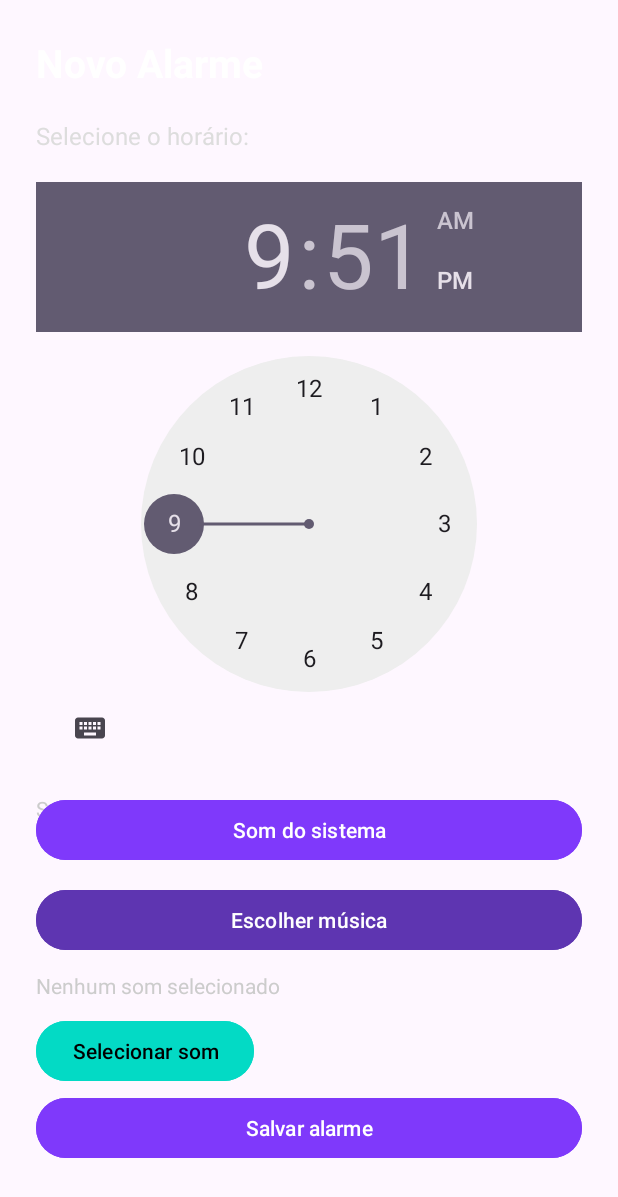
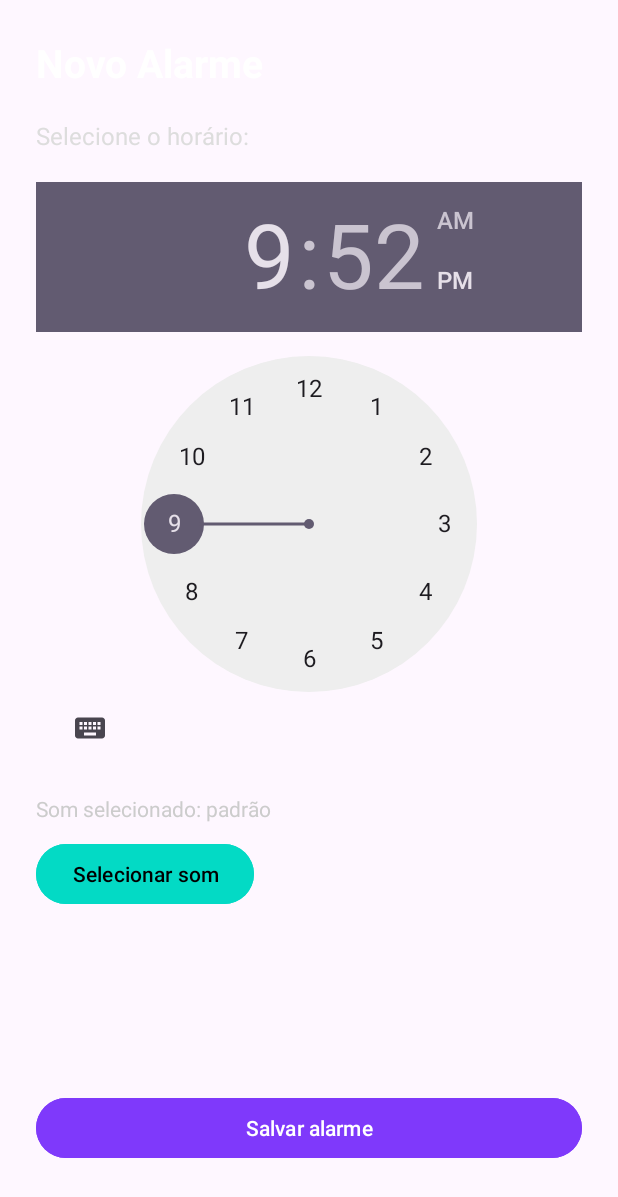
Before and after one commit to nosilleh/AlarmeMotivacional, an Android app: the screen it shows after launch (AddAlarmActivity), after a tap on an icon or button, on a phone screen of 412 x 824 dp. Shown: the top 1197 px of the screen. Run offline under Robolectric (Android 15) with nearby library versions, the phone set to English and light mode, and no system bars.

Commit message:
Persist alarm sound URI and display selection

```diff
--- a/app/src/main/java/com/example/alarmemotivacional/ui/alarms/AddAlarmActivity.kt
+++ b/app/src/main/java/com/example/alarmemotivacional/ui/alarms/AddAlarmActivity.kt
@@ -1,6 +1,7 @@
 package com.example.alarmemotivacional.ui.alarms
 
 import android.app.Activity
+import android.content.ContentResolver
 import android.content.Intent
 import android.media.RingtoneManager
 import android.net.Uri
@@ -15,9 +16,11 @@ import com.example.alarmemotivacional.R
 class AddAlarmActivity : AppCompatActivity() {
 
     private var somSelecionado: Uri? = null
+    private lateinit var textSoundSelected: TextView
 
     companion object {
         private const val REQUEST_PICK_RINGTONE = 1001
+        private const val KEY_SELECTED_SOUND_URI = "selected_sound_uri"
     }
 
     override fun onCreate(savedInstanceState: Bundle?) {
@@ -28,7 +31,10 @@ class AddAlarmActivity : AppCompatActivity() {
         val btnSave = findViewById<Button>(R.id.btnSaveAlarm)
 
         val btnSelectSound = findViewById<Button>(R.id.btnSelectSound)
-        val textSoundSelected = findViewById<TextView>(R.id.textSoundSelected)
+        textSoundSelected = findViewById(R.id.textSoundSelected)
+
+        somSelecionado = savedInstanceState?.getString(KEY_SELECTED_SOUND_URI)?.let { Uri.parse(it) }
+        atualizarLabelSom(somSelecionado)
 
         // ---------------- SELECTOR DE SOM NATIVO ----------------
         btnSelectSound.setOnClickListener {
@@ -88,11 +94,37 @@ class AddAlarmActivity : AppCompatActivity() {
 
             if (uri != null) {
                 somSelecionado = uri
+                persistirPermissaoUri(data, uri)
+                atualizarLabelSom(uri)
+            }
+        }
+    }
 
-                val textSound = findViewById<TextView>(R.id.textSoundSelected)
-                val title = RingtoneManager.getRingtone(this, uri).getTitle(this)
+    override fun onSaveInstanceState(outState: Bundle) {
+        outState.putString(KEY_SELECTED_SOUND_URI, somSelecionado?.toString())
+        super.onSaveInstanceState(outState)
+    }
 
-                textSound.text = "Som selecionado: $title"
+    private fun atualizarLabelSom(uri: Uri?) {
+        val titulo = uri?.let { RingtoneManager.getRingtone(this, it)?.getTitle(this) }
+
+        textSoundSelected.text = when {
+            titulo != null -> getString(R.string.sound_selected_label, titulo)
+            uri != null -> getString(R.string.sound_unknown_label)
+            else -> getString(R.string.sound_default_label)
+        }
+    }
+
+    private fun persistirPermissaoUri(data: Intent?, uri: Uri) {
+        if (uri.scheme != ContentResolver.SCHEME_CONTENT) return
+
+        val flags = data?.flags ?: 0
+        if (flags and Intent.FLAG_GRANT_READ_URI_PERMISSION != 0) {
+            runCatching {
+                contentResolver.takePersistableUriPermission(
+                    uri,
+                    Intent.FLAG_GRANT_READ_URI_PERMISSION
+                )
             }
         }
     }
--- a/app/src/main/java/com/example/alarmemotivacional/ui/alarms/AlarmScheduler.kt
+++ b/app/src/main/java/com/example/alarmemotivacional/ui/alarms/AlarmScheduler.kt
@@ -45,6 +45,8 @@ class AlarmScheduler(private val context: Context) {
         val intent = Intent(context, AlarmService::class.java).apply {
             action = AlarmService.ACTION_START_ALARM
             putExtra(AlarmService.EXTRA_REQUEST_CODE, requestCode)
+            putExtra(AlarmService.EXTRA_SOUND_URI, alarme.soundUri)
+            putExtra(AlarmService.EXTRA_ALARM_ID, alarme.id)
         }
 
         val flags = PendingIntent.FLAG_UPDATE_CURRENT or PendingIntent.FLAG_IMMUTABLE
--- a/app/src/main/res/layout/activity_add_alarm.xml
+++ b/app/src/main/res/layout/activity_add_alarm.xml
@@ -7,111 +7,71 @@
     android:padding="24dp"
     tools:context=".ui.alarms.AddAlarmActivity">
 
-    <!-- Título da tela -->
     <TextView
         android:id="@+id/textAddTitle"
         android:layout_width="wrap_content"
         android:layout_height="wrap_content"
-        android:text="Novo Alarme"
+        android:text="@string/add_alarm_title"
+        android:textColor="#FFFFFF"
         android:textSize="26sp"
         android:textStyle="bold"
-        android:textColor="#FFFFFF"
-        app:layout_constraintTop_toTopOf="parent"
-        app:layout_constraintStart_toStartOf="parent" />
+        app:layout_constraintStart_toStartOf="parent"
+        app:layout_constraintTop_toTopOf="parent" />
 
-    <!-- Texto guia -->
     <TextView
         android:id="@+id/textInstruction"
         android:layout_width="wrap_content"
         android:layout_height="wrap_content"
-        android:text="Selecione o horário:"
+        android:layout_marginTop="20dp"
+        android:text="@string/add_alarm_instruction"
+        android:textColor="#DDDDDD"
         android:textSize="16sp"
-        android:textColor="#DDDDDD"
-        app:layout_constraintTop_toBottomOf="@id/textAddTitle"
         app:layout_constraintStart_toStartOf="parent"
-        android:layout_marginTop="20dp" />
+        app:layout_constraintTop_toBottomOf="@id/textAddTitle" />
 
-    <!-- TimePicker -->
     <TimePicker
         android:id="@+id/timePicker"
         android:layout_width="wrap_content"
         android:layout_height="wrap_content"
-        app:layout_constraintTop_toBottomOf="@id/textInstruction"
+        android:layout_marginTop="20dp"
         app:layout_constraintStart_toStartOf="parent"
-        android:layout_marginTop="20dp" />
+        app:layout_constraintTop_toBottomOf="@id/textInstruction" />
 
-    <!-- INÍCIO DO TRECHO NOVO: seleção de som do alarme -->
     <TextView
         android:id="@+id/textSoundSelected"
-        android:layout_width="wrap_content"
+        android:layout_width="0dp"
         android:layout_height="wrap_content"
-        android:text="Som selecionado: padrão"
+        android:layout_marginTop="20dp"
+        android:text="@string/sound_default_label"
         android:textColor="#CCCCCC"
         android:textSize="14sp"
-        app:layout_constraintTop_toBottomOf="@id/timePicker"
+        app:layout_constraintEnd_toEndOf="parent"
         app:layout_constraintStart_toStartOf="parent"
-        android:layout_marginTop="20dp" />
+        app:layout_constraintTop_toBottomOf="@id/timePicker" />
 
     <Button
         android:id="@+id/btnSelectSound"
         android:layout_width="wrap_content"
         android:layout_height="wrap_content"
-        android:text="Selecionar som"
-        android:textAllCaps="false"
-        app:layout_constraintTop_toBottomOf="@id/textSoundSelected"
-        app:layout_constraintStart_toStartOf="parent"
         android:layout_marginTop="10dp"
         android:backgroundTint="#03DAC5"
-        android:textColor="#000000" />
-    <!-- FIM DO TRECHO NOVO -->
-    <Button
-        android:id="@+id/btnSelectSystemSound"
-        android:layout_width="0dp"
-        android:layout_height="wrap_content"
-        android:text="Som do sistema"
-        android:backgroundTint="#7F39FB"
-        android:textColor="#FFFFFF"
-        android:layout_marginTop="20dp"
-        app:layout_constraintTop_toBottomOf="@id/timePicker"
+        android:text="@string/select_sound_button"
+        android:textAllCaps="false"
+        android:textColor="#000000"
         app:layout_constraintStart_toStartOf="parent"
-        app:layout_constraintEnd_toEndOf="parent" />
+        app:layout_constraintTop_toBottomOf="@id/textSoundSelected" />
 
-    <Button
-        android:id="@+id/btnSelectMusic"
-        android:layout_width="0dp"
-        android:layout_height="wrap_content"
-        android:text="Escolher música"
-        android:backgroundTint="#5E35B1"
-        android:textColor="#FFFFFF"
-        android:layout_marginTop="12dp"
-        app:layout_constraintTop_toBottomOf="@id/btnSelectSystemSound"
-        app:layout_constraintStart_toStartOf="parent"
-        app:layout_constraintEnd_toEndOf="parent" />
-
-    <TextView
-        android:id="@+id/textSoundSelected"
-        android:layout_width="0dp"
-        android:layout_height="wrap_content"
-        android:text="Nenhum som selecionado"
-        android:textColor="#CCCCCC"
-        android:textSize="14sp"
-        android:layout_marginTop="10dp"
-        app:layout_constraintTop_toBottomOf="@id/btnSelectMusic"
-        app:layout_constraintStart_toStartOf="parent"
-        app:layout_constraintEnd_toEndOf="parent" />
-
-    <!-- Botão salvar -->
     <Button
         android:id="@+id/btnSaveAlarm"
         android:layout_width="0dp"
         android:layout_height="wrap_content"
-        android:text="Salvar alarme"
-        android:textAllCaps="false"
-        app:layout_constraintBottom_toBottomOf="parent"
-        app:layout_constraintStart_toStartOf="parent"
-        app:layout_constraintEnd_toEndOf="parent"
         android:layout_marginBottom="24dp"
         android:backgroundTint="#7F39FB"
-        android:textColor="#FFFFFF" />
+        android:text="@string/save_alarm_button"
+        android:textAllCaps="false"
+        android:textColor="#FFFFFF"
+        app:layout_constraintBottom_toBottomOf="parent"
+        app:layout_constraintEnd_toEndOf="parent"
+        app:layout_constraintStart_toStartOf="parent" />
 
 </androidx.constraintlayout.widget.ConstraintLayout>
--- a/app/src/main/res/values/strings.xml
+++ b/app/src/main/res/values/strings.xml
@@ -8,4 +8,14 @@
     <string name="alarm_notification_title">Alarme motivacional tocando</string>
     <string name="alarm_notification_text">Toque para abrir sua motivação</string>
     <string name="alarm_notification_dismiss">Dispensar</string>
+
+    <string name="add_alarm_title">Novo Alarme</string>
+    <string name="add_alarm_instruction">Selecione o horário:</string>
+    <string name="sound_default_label">Som selecionado: padrão</string>
+    <string name="sound_selected_label">Som selecionado: %1$s</string>
+    <string name="sound_unknown_label">Som selecionado: indisponível</string>
+    <string name="select_sound_button">Selecionar som</string>
+    <string name="save_alarm_button">Salvar alarme</string>
+    <string name="alarm_sound_default">Som padrão</string>
+    <string name="alarm_sound_custom">Som: %1$s</string>
 </resources>
```
Also changed, not shown: app/src/main/java/com/example/alarmemotivacional/ui/alarms/AlarmAdapter.kt (+19 -0 lines), app/src/main/java/com/example/alarmemotivacional/ui/alarms/AlarmService.kt (+52 -7 lines), app/src/main/res/layout/item_alarme.xml (+10 -0 lines).
